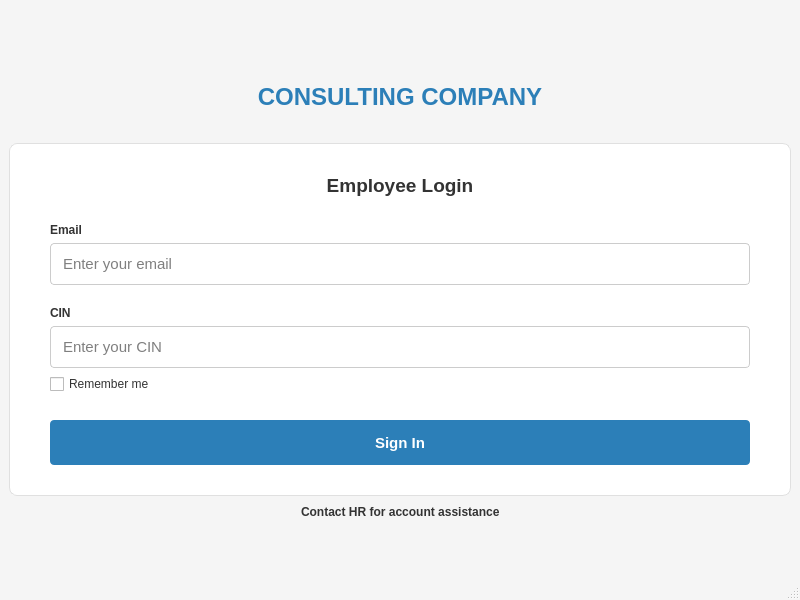
Old version of the form sign.ui in the repository Hyujnn54/DesktopAPP.
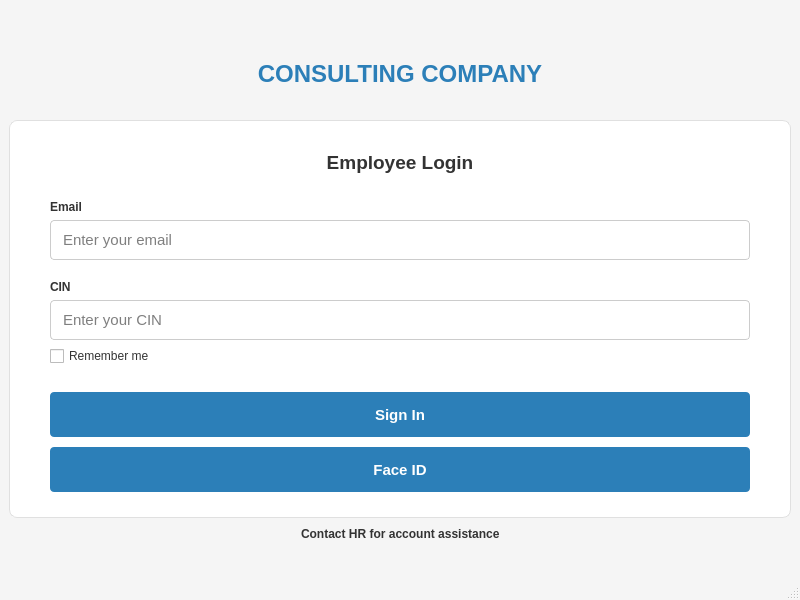
New version of the form.

```diff
--- a/sign.ui
+++ b/sign.ui
@@ -278,6 +278,35 @@
          </property>
         </widget>
        </item>
+       <item>
+        <spacer name="verticalSpacer_6">
+         <property name="orientation">
+          <enum>Qt::Vertical</enum>
+         </property>
+         <property name="sizeType">
+          <enum>QSizePolicy::Fixed</enum>
+         </property>
+         <property name="sizeHint" stdset="0">
+          <size>
+           <width>20</width>
+           <height>10</height>
+          </size>
+         </property>
+        </spacer>
+       </item>
+       <item>
+        <widget class="QPushButton" name="faceIdBtn">
+         <property name="minimumSize">
+          <size>
+           <width>0</width>
+           <height>45</height>
+          </size>
+         </property>
+         <property name="text">
+          <string>Face ID</string>
+         </property>
+        </widget>
+       </item>
       </layout>
      </widget>
     </item>
```
